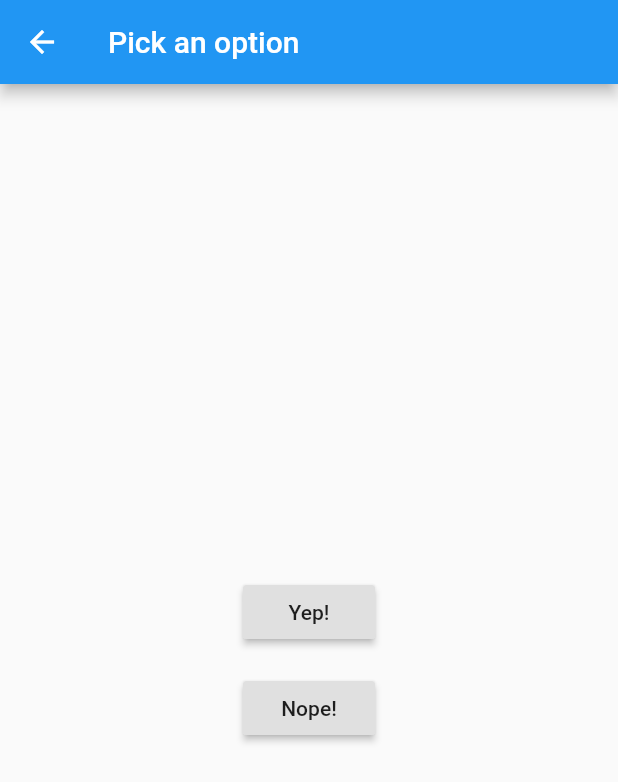
After one commit to wangbin0802/FlutterApp, a Flutter app: the screen it shows after launch, after a tap on "Pick an option, any option", on a phone screen of 412 x 824 dp. The commit adds this screen. Shown: the top 782 px of the screen. Run offline on Flutter 3.47's test engine with Material 2 defaults, Android fonts, the phone set to English and light mode, and no system bars.

Commit message:
Returning data from selection page.

```diff
--- /dev/null
+++ b/flutter_app/lib/bundle/retrive.dart
@@ -0,0 +1,66 @@
+import 'package:flutter/material.dart';
+
+class HomeScreen extends StatelessWidget {
+  @override
+  Widget build(BuildContext context) {
+    return Scaffold(
+      appBar: AppBar(
+        title: Text('Returning Data'),
+      ),
+      body: Center(
+        child: SelectionButton(),
+      ),
+    );
+  }
+}
+
+class SelectionButton extends StatelessWidget {
+  @override
+  Widget build(BuildContext context) {
+    return RaisedButton(
+        child: Text('Pick an option, any option'),
+        onPressed: () async {
+          final result = await Navigator.push(context,
+              MaterialPageRoute(builder: (context) => SelectionScreen()));
+          Scaffold.of(context)
+            ..removeCurrentSnackBar()
+            ..showSnackBar(SnackBar(content: Text('$result')));
+        });
+  }
+}
+
+class SelectionScreen extends StatelessWidget {
+  @override
+  Widget build(BuildContext context) {
+    return Scaffold(
+      appBar: AppBar(
+        title: Text('Pick an option'),
+      ),
+      body: Center(
+        child: Column(
+          mainAxisAlignment: MainAxisAlignment.center,
+          children: <Widget>[
+            Padding(
+              padding: const EdgeInsets.all(8.0),
+              child: RaisedButton(
+                onPressed: () {
+                  Navigator.pop(context, 'Yep!');
+                },
+                child: Text('Yep!'),
+              ),
+            ),
+            Padding(
+              padding: const EdgeInsets.all(8.0),
+              child: RaisedButton(
+                onPressed: () {
+                  Navigator.pop(context, 'Nope!');
+                },
+                child: Text('Nope!'),
+              ),
+            )
+          ],
+        ),
+      ),
+    );
+  }
+}
--- a/flutter_app/lib/main.dart
+++ b/flutter_app/lib/main.dart
@@ -1,6 +1,7 @@
 import 'package:flutter/gestures.dart';
 import 'package:flutter/material.dart';
 import 'package:flutter_app/CounterPage.dart';
+import 'package:flutter_app/bundle/retrive.dart';
 import 'package:flutter_app/route.dart';
 import 'package:flutter_app/todo/Todo.dart';
 import 'package:flutter_app/todo/TodosScreen.dart';
@@ -10,12 +11,18 @@ import 'layout.dart';
 
 void main() {
 //  runApp(MyApp());
+
+//  runApp(MaterialApp(
+//    title: 'Passing Data',
+//    home: TodosScreen(todos: List.generate(20, (i) => Todo(
+//        'Todo $i',
+//        'A description of what needs to be done for Todo $i'))),
+//  ));
   runApp(MaterialApp(
-    title: 'Passing Data',
-    home: TodosScreen(todos: List.generate(20, (i) => Todo(
-        'Todo $i',
-        'A description of what needs to be done for Todo $i'))),
+    title: 'Returning Data',
+    home: HomeScreen(),
   ));
+
 }
 
 class MyApp extends StatelessWidget {
```
